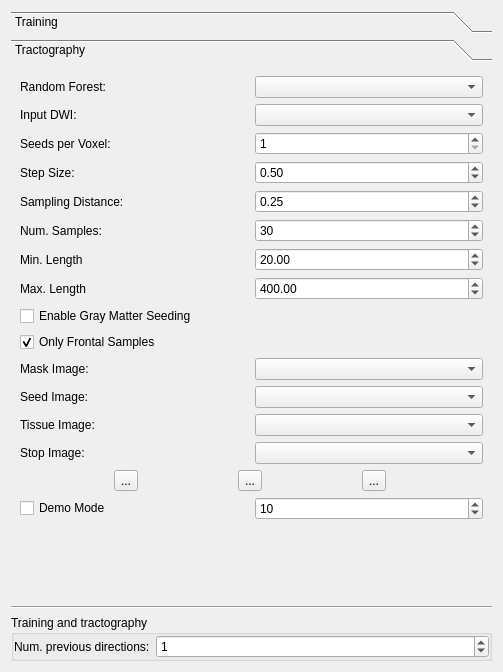
First picture: the form in Plugins/org.mitk.gui.qt.diffusionimaging.tractography/src/internal/QmitkMLBTViewControls.ui, repository MITK/MITK, before the edit.
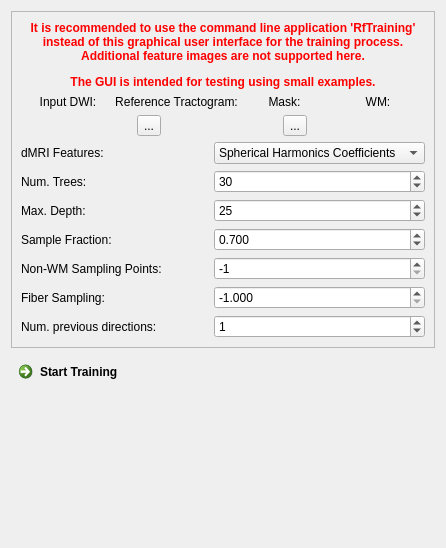
Second picture: the form after the edit. Icons and pictures are not drawn. Custom widgets are drawn as their Qt base class.

Commit message: retaining only training functionality

```diff
--- a/Plugins/org.mitk.gui.qt.diffusionimaging.tractography/src/internal/QmitkMLBTViewControls.ui
+++ b/Plugins/org.mitk.gui.qt.diffusionimaging.tractography/src/internal/QmitkMLBTViewControls.ui
@@ -6,100 +6,24 @@
    <rect>
     <x>0</x>
     <y>0</y>
-    <width>503</width>
-    <height>672</height>
+    <width>446</width>
+    <height>548</height>
    </rect>
   </property>
   <property name="windowTitle">
    <string>Form</string>
   </property>
   <layout class="QGridLayout" name="gridLayout_8">
-   <item row="6" column="0">
-    <widget class="QGroupBox" name="groupBox">
-     <property name="title">
-      <string>Training and tractography</string>
-     </property>
-     <layout class="QFormLayout" name="formLayout_2">
-      <property name="leftMargin">
-       <number>0</number>
-      </property>
-      <property name="topMargin">
-       <number>0</number>
-      </property>
-      <property name="rightMargin">
-       <number>0</number>
-      </property>
-      <property name="bottomMargin">
-       <number>0</number>
-      </property>
       <item row="0" column="0">
-       <widget class="QLabel" name="label_15">
-        <property name="text">
-         <string>Num. previous directions:</string>
-        </property>
-       </widget>
-      </item>
-      <item row="0" column="1">
-       <widget class="QSpinBox" name="m_NumPrevDirs">
-        <property name="toolTip">
-         <string>Number of previous fiber directions used as features.</string>
-        </property>
-        <property name="statusTip">
-         <string/>
-        </property>
-        <property name="minimum">
-         <number>0</number>
-        </property>
-        <property name="maximum">
-         <number>50</number>
-        </property>
-        <property name="value">
-         <number>1</number>
-        </property>
-       </widget>
-      </item>
-     </layout>
-    </widget>
-   </item>
-   <item row="5" column="0">
-    <widget class="Line" name="line">
-     <property name="orientation">
-      <enum>Qt::Horizontal</enum>
-     </property>
-    </widget>
-   </item>
-   <item row="4" column="0">
-    <widget class="QToolBox" name="toolBox">
-     <property name="currentIndex">
-      <number>1</number>
-     </property>
-     <widget class="QWidget" name="page">
-      <property name="geometry">
-       <rect>
-        <x>0</x>
-        <y>0</y>
-        <width>485</width>
-        <height>525</height>
-       </rect>
-      </property>
-      <attribute name="label">
-       <string>Training</string>
-      </attribute>
-      <layout class="QGridLayout" name="gridLayout">
-       <item row="6" column="0">
-        <spacer name="verticalSpacer_2">
-         <property name="orientation">
-          <enum>Qt::Vertical</enum>
-         </property>
-         <property name="sizeHint" stdset="0">
-          <size>
-           <width>20</width>
-           <height>40</height>
-          </size>
-         </property>
-        </spacer>
-       </item>
-       <item row="3" column="0">
+    <widget class="QFrame" name="frame_2">
+     <property name="frameShape">
+      <enum>QFrame::StyledPanel</enum>
+     </property>
+     <property name="frameShadow">
+      <enum>QFrame::Raised</enum>
+     </property>
+     <layout class="QGridLayout" name="gridLayout_2">
+      <item row="2" column="0">
         <widget class="QFrame" name="frame_6">
          <property name="frameShape">
           <enum>QFrame::NoFrame</enum>
@@ -151,20 +75,10 @@
          </layout>
         </widget>
        </item>
-       <item row="5" column="0">
-        <widget class="QCommandLinkButton" name="m_StartTrainingButton">
-         <property name="toolTip">
-          <string>Start Training. This can take up to a couple of hours.</string>
-         </property>
-         <property name="text">
-          <string>Start Training</string>
-         </property>
-        </widget>
-       </item>
-       <item row="0" column="0" rowspan="2">
+      <item row="0" column="0">
         <widget class="QLabel" name="label_9">
          <property name="text">
-          <string>&lt;html&gt;&lt;head/&gt;&lt;body&gt;&lt;p&gt;&lt;span style=&quot; font-weight:600; color:#ff0000;&quot;&gt;It is recommended to use the command line application 'RfTraining' instead of this graphical user interface for the training process.&lt;/span&gt;&lt;/p&gt;&lt;p&gt;&lt;span style=&quot; font-weight:600; color:#ff0000;&quot;&gt;The GUI is intended for testing using smaller examples.&lt;/span&gt;&lt;/p&gt;&lt;/body&gt;&lt;/html&gt;</string>
+         <string>&lt;html&gt;&lt;head/&gt;&lt;body&gt;&lt;p&gt;&lt;span style=&quot; font-weight:600; color:#ff0000;&quot;&gt;It is recommended to use the command line application 'RfTraining' instead of this graphical user interface for the training process. Additional feature images are not supported here.&lt;/span&gt;&lt;/p&gt;&lt;p&gt;&lt;span style=&quot; font-weight:600; color:#ff0000;&quot;&gt;The GUI is intended for testing using small examples.&lt;/span&gt;&lt;/p&gt;&lt;/body&gt;&lt;/html&gt;</string>
          </property>
          <property name="textFormat">
           <enum>Qt::RichText</enum>
@@ -180,155 +94,7 @@
          </property>
         </widget>
        </item>
-       <item row="4" column="0">
-        <widget class="QFrame" name="frame">
-         <property name="frameShape">
-          <enum>QFrame::NoFrame</enum>
-         </property>
-         <property name="frameShadow">
-          <enum>QFrame::Raised</enum>
-         </property>
-         <layout class="QGridLayout" name="gridLayout_3">
-          <property name="leftMargin">
-           <number>0</number>
-          </property>
-          <property name="topMargin">
-           <number>0</number>
-          </property>
-          <property name="rightMargin">
-           <number>0</number>
-          </property>
-          <property name="bottomMargin">
-           <number>0</number>
-          </property>
-          <item row="1" column="1">
-           <widget class="QSpinBox" name="m_NumTreesBox">
-            <property name="toolTip">
-             <string>Number of tress in the final random forest.</string>
-            </property>
-            <property name="minimum">
-             <number>1</number>
-            </property>
-            <property name="maximum">
-             <number>999999999</number>
-            </property>
-            <property name="value">
-             <number>30</number>
-            </property>
-           </widget>
-          </item>
-          <item row="7" column="0">
-           <widget class="QLabel" name="label_5">
-            <property name="text">
-             <string>Fiber Sampling:</string>
-            </property>
-           </widget>
-          </item>
-          <item row="3" column="1">
-           <widget class="QSpinBox" name="m_MaxDepthBox">
-            <property name="statusTip">
-             <string>Maximum tree depth.</string>
-            </property>
-            <property name="minimum">
-             <number>1</number>
-            </property>
-            <property name="maximum">
-             <number>999999999</number>
-            </property>
-            <property name="value">
-             <number>25</number>
-            </property>
-           </widget>
-          </item>
-          <item row="4" column="1">
-           <widget class="QDoubleSpinBox" name="m_SampleFractionBox">
-            <property name="statusTip">
-             <string>Fraction of samples used to train each tree.</string>
-            </property>
-            <property name="decimals">
-             <number>3</number>
-            </property>
-            <property name="maximum">
-             <double>1.000000000000000</double>
-            </property>
-            <property name="singleStep">
-             <double>0.100000000000000</double>
-            </property>
-            <property name="value">
-             <double>0.700000000000000</double>
-            </property>
-           </widget>
-          </item>
-          <item row="7" column="1">
-           <widget class="QDoubleSpinBox" name="m_TrainingStepSizeBox">
-            <property name="statusTip">
-             <string>Fiber sampling in mm. Determines the number of white-matter samples (-1 = auto).</string>
-            </property>
-            <property name="decimals">
-             <number>3</number>
-            </property>
-            <property name="minimum">
-             <double>-1.000000000000000</double>
-            </property>
-            <property name="maximum">
-             <double>999.000000000000000</double>
-            </property>
-            <property name="singleStep">
-             <double>0.100000000000000</double>
-            </property>
-            <property name="value">
-             <double>-1.000000000000000</double>
-            </property>
-           </widget>
-          </item>
-          <item row="5" column="0">
-           <widget class="QLabel" name="label_3">
-            <property name="text">
-             <string>Non-WM Sampling Points:</string>
-            </property>
-           </widget>
-          </item>
           <item row="1" column="0">
-           <widget class="QLabel" name="label">
-            <property name="text">
-             <string>Num. Trees:</string>
-            </property>
-           </widget>
-          </item>
-          <item row="3" column="0">
-           <widget class="QLabel" name="label_2">
-            <property name="text">
-             <string>Max. Depth:</string>
-            </property>
-           </widget>
-          </item>
-          <item row="5" column="1">
-           <widget class="QSpinBox" name="m_GmSamplingBox">
-            <property name="toolTip">
-             <string>Number of sampling points outside of the white-matter (-1 = automatic estimation).</string>
-            </property>
-            <property name="minimum">
-             <number>-1</number>
-            </property>
-            <property name="maximum">
-             <number>999999999</number>
-            </property>
-            <property name="value">
-             <number>-1</number>
-            </property>
-           </widget>
-          </item>
-          <item row="4" column="0">
-           <widget class="QLabel" name="label_4">
-            <property name="text">
-             <string>Sample Fraction:</string>
-            </property>
-           </widget>
-          </item>
-         </layout>
-        </widget>
-       </item>
-       <item row="2" column="0">
         <widget class="QFrame" name="m_TwFrame">
          <property name="frameShape">
           <enum>QFrame::NoFrame</enum>
@@ -425,43 +191,15 @@
          </layout>
         </widget>
        </item>
-      </layout>
-     </widget>
-     <widget class="QWidget" name="page_2">
-      <property name="geometry">
-       <rect>
-        <x>0</x>
-        <y>0</y>
-        <width>485</width>
-        <height>525</height>
-       </rect>
-      </property>
-      <attribute name="label">
-       <string>Tractography</string>
-      </attribute>
-      <layout class="QGridLayout" name="gridLayout_2">
-       <item row="1" column="0">
-        <widget class="QCheckBox" name="m_SeedGm">
-         <property name="toolTip">
-          <string>This requires a tissue segmentation image.</string>
-         </property>
-         <property name="text">
-          <string>Enable Gray Matter Seeding</string>
-         </property>
-         <property name="checked">
-          <bool>false</bool>
-         </property>
-        </widget>
-       </item>
-       <item row="0" column="0">
-        <widget class="QFrame" name="frame_2">
+      <item row="3" column="0">
+       <widget class="QFrame" name="frame">
          <property name="frameShape">
           <enum>QFrame::NoFrame</enum>
          </property>
          <property name="frameShadow">
           <enum>QFrame::Raised</enum>
          </property>
-         <layout class="QGridLayout" name="gridLayout_4">
+        <layout class="QGridLayout" name="gridLayout_3">
           <property name="leftMargin">
            <number>0</number>
           </property>
@@ -474,8 +212,70 @@
           <property name="bottomMargin">
            <number>0</number>
           </property>
-          <item row="5" column="1">
-           <widget class="QSpinBox" name="m_NumSamplesBox">
+         <item row="4" column="1">
+          <widget class="QDoubleSpinBox" name="m_SampleFractionBox">
+           <property name="statusTip">
+            <string>Fraction of samples used to train each tree.</string>
+           </property>
+           <property name="decimals">
+            <number>3</number>
+           </property>
+           <property name="maximum">
+            <double>1.000000000000000</double>
+           </property>
+           <property name="singleStep">
+            <double>0.100000000000000</double>
+           </property>
+           <property name="value">
+            <double>0.700000000000000</double>
+           </property>
+          </widget>
+         </item>
+         <item row="1" column="0">
+          <widget class="QLabel" name="label">
+           <property name="text">
+            <string>Num. Trees:</string>
+           </property>
+          </widget>
+         </item>
+         <item row="4" column="0">
+          <widget class="QLabel" name="label_4">
+           <property name="text">
+            <string>Sample Fraction:</string>
+           </property>
+          </widget>
+         </item>
+         <item row="3" column="0">
+          <widget class="QLabel" name="label_2">
+           <property name="text">
+            <string>Max. Depth:</string>
+           </property>
+          </widget>
+         </item>
+         <item row="7" column="1">
+          <widget class="QDoubleSpinBox" name="m_TrainingStepSizeBox">
+           <property name="statusTip">
+            <string>Fiber sampling in mm. Determines the number of white-matter samples (-1 = auto).</string>
+           </property>
+           <property name="decimals">
+            <number>3</number>
+           </property>
+           <property name="minimum">
+            <double>-1.000000000000000</double>
+           </property>
+           <property name="maximum">
+            <double>999.000000000000000</double>
+           </property>
+           <property name="singleStep">
+            <double>0.100000000000000</double>
+           </property>
+           <property name="value">
+            <double>-1.000000000000000</double>
+           </property>
+          </widget>
+         </item>
+         <item row="1" column="1">
+          <widget class="QSpinBox" name="m_NumTreesBox">
             <property name="toolTip">
              <string>Number of neighborhood samples</string>
             </property>
@@ -483,236 +283,126 @@
              <string/>
             </property>
             <property name="minimum">
-             <number>0</number>
+            <number>1</number>
             </property>
             <property name="maximum">
-             <number>256</number>
+            <number>999999999</number>
             </property>
             <property name="value">
              <number>30</number>
             </property>
            </widget>
           </item>
-          <item row="2" column="1">
-           <widget class="QSpinBox" name="m_NumberOfSeedsBox">
+         <item row="5" column="0">
+          <widget class="QLabel" name="label_3">
+           <property name="text">
+            <string>Non-WM Sampling Points:</string>
+           </property>
+          </widget>
+         </item>
+         <item row="7" column="0">
+          <widget class="QLabel" name="label_5">
+           <property name="text">
+            <string>Fiber Sampling:</string>
+           </property>
+          </widget>
+         </item>
+         <item row="3" column="1">
+          <widget class="QSpinBox" name="m_MaxDepthBox">
+           <property name="statusTip">
+            <string>Maximum tree depth.</string>
+           </property>
+           <property name="minimum">
+            <number>1</number>
+           </property>
+           <property name="maximum">
+            <number>999999999</number>
+           </property>
+           <property name="value">
+            <number>25</number>
+           </property>
+          </widget>
+         </item>
+         <item row="5" column="1">
+          <widget class="QSpinBox" name="m_GmSamplingBox">
             <property name="toolTip">
-             <string>Number of seeds per voxel.</string>
+            <string>Number of sampling points outside of the white-matter (-1 = automatic estimation).</string>
+           </property>
+           <property name="minimum">
+            <number>-1</number>
+           </property>
+           <property name="maximum">
+            <number>999999999</number>
+           </property>
+           <property name="value">
+            <number>-1</number>
+           </property>
+          </widget>
+         </item>
+         <item row="8" column="0">
+          <widget class="QLabel" name="label_15">
+           <property name="text">
+            <string>Num. previous directions:</string>
+           </property>
+          </widget>
+         </item>
+         <item row="8" column="1">
+          <widget class="QSpinBox" name="m_NumPrevDirs">
+           <property name="toolTip">
+            <string>Number of previous fiber directions used as features.</string>
             </property>
             <property name="statusTip">
              <string/>
             </property>
             <property name="minimum">
-             <number>1</number>
+            <number>0</number>
             </property>
             <property name="maximum">
-             <number>999</number>
+            <number>50</number>
+           </property>
+           <property name="value">
+            <number>1</number>
             </property>
            </widget>
           </item>
-          <item row="2" column="0">
+         <item row="0" column="0">
            <widget class="QLabel" name="label_7">
             <property name="text">
-             <string>Seeds per Voxel:</string>
-            </property>
-           </widget>
-          </item>
-          <item row="7" column="1">
-           <widget class="QDoubleSpinBox" name="m_MaxLengthBox">
-            <property name="toolTip">
-             <string>Maximum fiber length (in mm)</string>
-            </property>
-            <property name="statusTip">
-             <string/>
-            </property>
-            <property name="maximum">
-             <double>999999999.000000000000000</double>
-            </property>
-            <property name="singleStep">
-             <double>1.000000000000000</double>
-            </property>
-            <property name="value">
-             <double>400.000000000000000</double>
+            <string>dMRI Features:</string>
             </property>
            </widget>
           </item>
           <item row="0" column="1">
-           <widget class="QmitkDataStorageComboBox" name="m_TrackingForestBox"/>
-          </item>
-          <item row="0" column="0">
-           <widget class="QLabel" name="label_12">
+          <widget class="QComboBox" name="m_FeatureTypeBox">
+           <item>
             <property name="text">
-             <string>Random Forest:</string>
+             <string>Spherical Harmonics Coefficients</string>
             </property>
-           </widget>
-          </item>
-          <item row="7" column="0">
-           <widget class="QLabel" name="label_14">
+           </item>
+           <item>
             <property name="text">
-             <string>Max. Length</string>
+             <string>Raw Data</string>
             </property>
-           </widget>
-          </item>
-          <item row="3" column="0">
-           <widget class="QLabel" name="label_8">
-            <property name="text">
-             <string>Step Size:</string>
-            </property>
-           </widget>
-          </item>
-          <item row="6" column="1">
-           <widget class="QDoubleSpinBox" name="m_MinLengthBox">
-            <property name="toolTip">
-             <string>Minimum fiber length (in mm)</string>
-            </property>
-            <property name="statusTip">
-             <string/>
-            </property>
-            <property name="maximum">
-             <double>999999999.000000000000000</double>
-            </property>
-            <property name="singleStep">
-             <double>1.000000000000000</double>
-            </property>
-            <property name="value">
-             <double>20.000000000000000</double>
-            </property>
-           </widget>
-          </item>
-          <item row="4" column="0">
-           <widget class="QLabel" name="label_10">
-            <property name="text">
-             <string>Sampling Distance:</string>
-            </property>
-           </widget>
-          </item>
-          <item row="6" column="0">
-           <widget class="QLabel" name="label_13">
-            <property name="text">
-             <string>Min. Length</string>
-            </property>
-           </widget>
-          </item>
-          <item row="4" column="1">
-           <widget class="QDoubleSpinBox" name="m_SamplingDistanceBox">
-            <property name="toolTip">
-             <string>Sampling distance (in voxels)</string>
-            </property>
-            <property name="singleStep">
-             <double>0.100000000000000</double>
-            </property>
-            <property name="value">
-             <double>0.250000000000000</double>
-            </property>
-           </widget>
-          </item>
-          <item row="3" column="1">
-           <widget class="QDoubleSpinBox" name="m_TrackingStepSizeBox">
-            <property name="toolTip">
-             <string>Step size (in voxels)</string>
-            </property>
-            <property name="value">
-             <double>0.500000000000000</double>
-            </property>
-           </widget>
-          </item>
-          <item row="5" column="0">
-           <widget class="QLabel" name="label_11">
-            <property name="text">
-             <string>Num. Samples:</string>
-            </property>
+           </item>
+          </widget>
+         </item>
+        </layout>
+       </widget>
+      </item>
+     </layout>
            </widget>
           </item>
           <item row="1" column="0">
-           <widget class="QLabel" name="label_23">
-            <property name="text">
-             <string>Input DWI:</string>
-            </property>
-           </widget>
-          </item>
-          <item row="1" column="1">
-           <widget class="QmitkDataStorageComboBox" name="m_TrackingRawImageBox"/>
-          </item>
-         </layout>
-        </widget>
-       </item>
-       <item row="5" column="0">
-        <widget class="QFrame" name="frame_3">
-         <property name="frameShape">
-          <enum>QFrame::NoFrame</enum>
-         </property>
-         <property name="frameShadow">
-          <enum>QFrame::Raised</enum>
-         </property>
-         <layout class="QGridLayout" name="gridLayout_5">
-          <property name="leftMargin">
-           <number>0</number>
-          </property>
-          <property name="topMargin">
-           <number>0</number>
-          </property>
-          <property name="rightMargin">
-           <number>0</number>
-          </property>
-          <property name="bottomMargin">
-           <number>0</number>
-          </property>
-          <item row="4" column="1">
-           <widget class="QmitkDataStorageComboBoxWithSelectNone" name="m_TrackingSeedImageBox"/>
-          </item>
-          <item row="2" column="0">
-           <widget class="QLabel" name="label_16">
-            <property name="text">
-             <string>Mask Image:</string>
-            </property>
-           </widget>
-          </item>
-          <item row="4" column="0">
-           <widget class="QLabel" name="label_17">
-            <property name="text">
-             <string>Seed Image:</string>
-            </property>
-           </widget>
-          </item>
-          <item row="2" column="1">
-           <widget class="QmitkDataStorageComboBoxWithSelectNone" name="m_TrackingMaskImageBox"/>
-          </item>
-          <item row="7" column="0">
-           <widget class="QLabel" name="label_18">
-            <property name="text">
-             <string>Stop Image:</string>
-            </property>
-           </widget>
-          </item>
-          <item row="7" column="1">
-           <widget class="QmitkDataStorageComboBoxWithSelectNone" name="m_TrackingStopImageBox"/>
-          </item>
-          <item row="6" column="0">
-           <widget class="QLabel" name="label_22">
-            <property name="text">
-             <string>Tissue Image:</string>
-            </property>
-           </widget>
-          </item>
-          <item row="6" column="1">
-           <widget class="QmitkDataStorageComboBoxWithSelectNone" name="m_TissueImageBox"/>
-          </item>
-         </layout>
-        </widget>
-       </item>
-       <item row="2" column="0">
-        <widget class="QCheckBox" name="m_OnlyForwardSamples">
+    <widget class="QCommandLinkButton" name="m_StartTrainingButton">
          <property name="toolTip">
           <string>Only neighborhood samples in front of the current streamline position are considered.</string>
          </property>
          <property name="text">
-          <string>Only Frontal Samples</string>
-         </property>
-         <property name="checked">
-          <bool>true</bool>
+      <string>Start Training</string>
          </property>
         </widget>
        </item>
-       <item row="13" column="0">
+   <item row="2" column="0">
         <spacer name="verticalSpacer">
          <property name="orientation">
           <enum>Qt::Vertical</enum>
@@ -725,137 +415,8 @@
          </property>
         </spacer>
        </item>
-       <item row="12" column="0">
-        <widget class="QFrame" name="frame_4">
-         <property name="frameShape">
-          <enum>QFrame::NoFrame</enum>
-         </property>
-         <property name="frameShadow">
-          <enum>QFrame::Raised</enum>
-         </property>
-         <layout class="QGridLayout" name="gridLayout_6">
-          <property name="leftMargin">
-           <number>0</number>
-          </property>
-          <property name="topMargin">
-           <number>0</number>
-          </property>
-          <property name="rightMargin">
-           <number>0</number>
-          </property>
-          <property name="bottomMargin">
-           <number>0</number>
-          </property>
-          <item row="0" column="0">
-           <widget class="QCheckBox" name="m_DemoModeBox">
-            <property name="statusTip">
-             <string>Tractigraphy is visualized in slow-motion. Single threaded. </string>
-            </property>
-            <property name="text">
-             <string>Demo Mode</string>
-            </property>
-           </widget>
-          </item>
-          <item row="0" column="1">
-           <widget class="QSpinBox" name="m_TimerIntervalBox">
-            <property name="minimum">
-             <number>1</number>
-            </property>
-            <property name="maximum">
-             <number>1000</number>
-            </property>
-            <property name="value">
-             <number>10</number>
-            </property>
-           </widget>
-          </item>
-         </layout>
-        </widget>
-       </item>
-       <item row="8" column="0">
-        <widget class="QFrame" name="frame_5">
-         <property name="frameShape">
-          <enum>QFrame::NoFrame</enum>
-         </property>
-         <property name="frameShadow">
-          <enum>QFrame::Raised</enum>
-         </property>
-         <layout class="QGridLayout" name="gridLayout_7">
-          <property name="leftMargin">
-           <number>0</number>
-          </property>
-          <property name="topMargin">
-           <number>0</number>
-          </property>
-          <property name="rightMargin">
-           <number>0</number>
-          </property>
-          <property name="bottomMargin">
-           <number>0</number>
-          </property>
-          <item row="0" column="1">
-           <widget class="QToolButton" name="m_PauseTrackingButton">
-            <property name="toolTip">
-             <string>Pause tractography</string>
-            </property>
-            <property name="text">
-             <string>...</string>
-            </property>
-            <property name="icon">
-             <iconset resource="../../../org.mitk.gui.qt.ext/resources/org_mitk_icons.qrc">
-              <normaloff>:/org_mitk_icons/icons/tango/scalable/actions/media-playback-pause.svg</normaloff>:/org_mitk_icons/icons/tango/scalable/actions/media-playback-pause.svg</iconset>
-            </property>
-           </widget>
-          </item>
-          <item row="0" column="0">
-           <widget class="QToolButton" name="m_StartTrackingButton">
-            <property name="toolTip">
-             <string>Start tractography</string>
-            </property>
-            <property name="text">
-             <string>...</string>
-            </property>
-            <property name="icon">
-             <iconset resource="../../../org.mitk.gui.qt.ext/resources/org_mitk_icons.qrc">
-              <normaloff>:/org_mitk_icons/icons/tango/scalable/actions/media-playback-start.svg</normaloff>:/org_mitk_icons/icons/tango/scalable/actions/media-playback-start.svg</iconset>
-            </property>
-           </widget>
-          </item>
-          <item row="0" column="2">
-           <widget class="QToolButton" name="m_AbortTrackingButton">
-            <property name="toolTip">
-             <string>Abort tractography</string>
-            </property>
-            <property name="text">
-             <string>...</string>
-            </property>
-            <property name="icon">
-             <iconset resource="../../../org.mitk.gui.qt.ext/resources/org_mitk_icons.qrc">
-              <normaloff>:/org_mitk_icons/icons/tango/scalable/actions/media-playback-stop.svg</normaloff>:/org_mitk_icons/icons/tango/scalable/actions/media-playback-stop.svg</iconset>
-            </property>
-           </widget>
-          </item>
-         </layout>
-        </widget>
-       </item>
-      </layout>
-     </widget>
-    </widget>
-   </item>
-  </layout>
- </widget>
- <customwidgets>
-  <customwidget>
-   <class>QmitkDataStorageComboBoxWithSelectNone</class>
-   <extends>QComboBox</extends>
-   <header>QmitkDataStorageComboBoxWithSelectNone.h</header>
-  </customwidget>
-  <customwidget>
-   <class>QmitkDataStorageComboBox</class>
-   <extends>QComboBox</extends>
-   <header location="global">QmitkDataStorageComboBox.h</header>
-  </customwidget>
- </customwidgets>
+  </layout>
+ </widget>
  <resources>
   <include location="../../../org.mitk.gui.qt.ext/resources/org_mitk_icons.qrc"/>
  </resources>
```
Left out of the diff: 7 changed lines with no effect on the pictures. Lines whose indentation alone changed are shown as unchanged. The commit also changes 4 other files.
